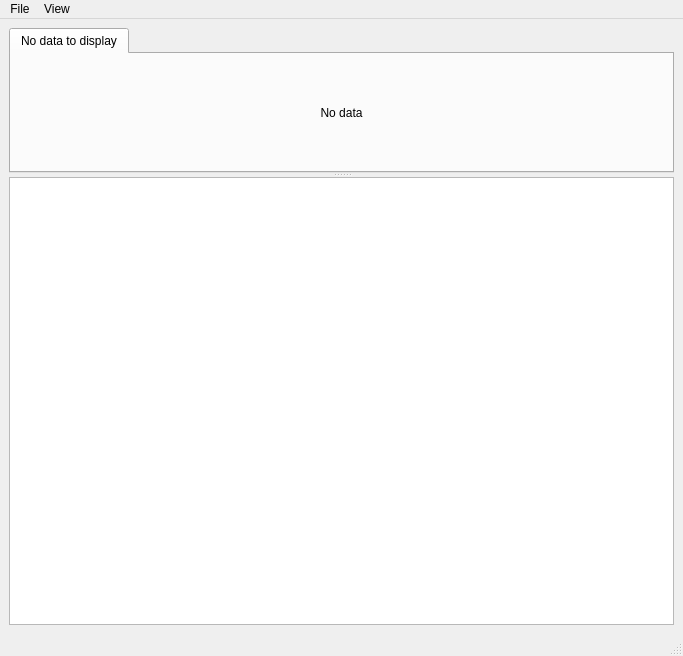
Old version of the form ui/main_window.ui in the repository anstoradonlab/radon-monitor-gui.
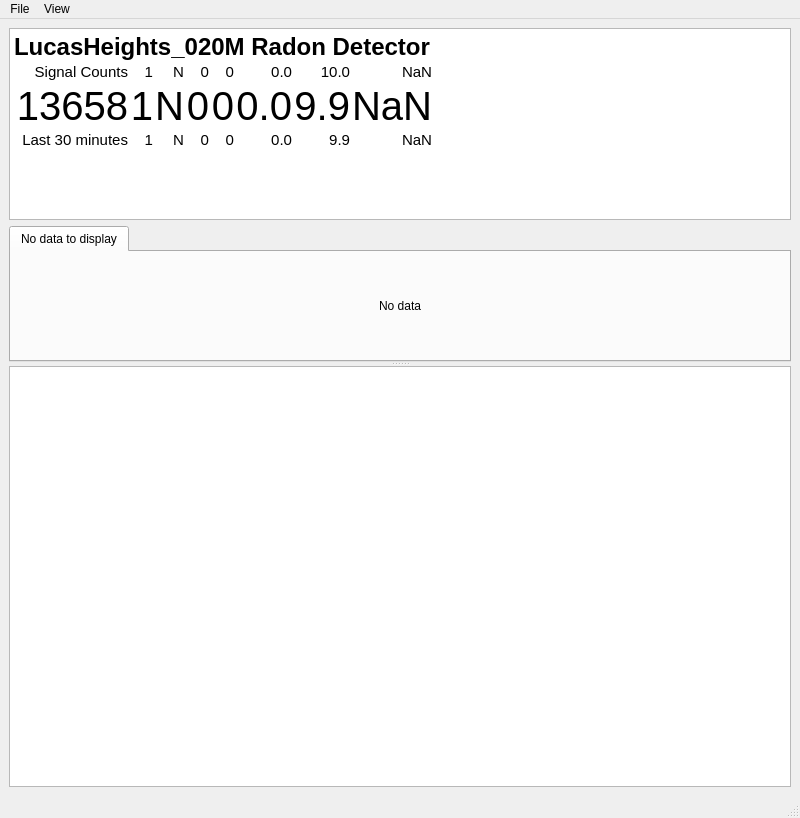
New version of the form.

Commit message: Add html display showing real-time data

Diff of the .ui file:
```diff
--- a/ui/main_window.ui
+++ b/ui/main_window.ui
@@ -6,17 +6,108 @@
    <rect>
     <x>0</x>
     <y>0</y>
-    <width>683</width>
-    <height>656</height>
+    <width>800</width>
+    <height>818</height>
    </rect>
   </property>
   <property name="windowTitle">
    <string>ANSTO RDM</string>
   </property>
   <widget class="QWidget" name="centralwidget">
+   <property name="sizePolicy">
+    <sizepolicy hsizetype="Expanding" vsizetype="Expanding">
+     <horstretch>0</horstretch>
+     <verstretch>0</verstretch>
+    </sizepolicy>
+   </property>
    <layout class="QVBoxLayout" name="verticalLayout_3">
     <item>
+     <widget class="QSplitter" name="plotSplitter">
+      <property name="orientation">
+       <enum>Qt::Horizontal</enum>
+      </property>
+      <widget class="QWidget" name="verticalLayoutWidget">
+       <layout class="QVBoxLayout" name="verticalLayout">
+        <item>
+         <widget class="QTextBrowser" name="hudTextBrowser">
+          <property name="sizePolicy">
+           <sizepolicy hsizetype="Expanding" vsizetype="Minimum">
+            <horstretch>0</horstretch>
+            <verstretch>0</verstretch>
+           </sizepolicy>
+          </property>
+          <property name="sizeAdjustPolicy">
+           <enum>QAbstractScrollArea::AdjustIgnored</enum>
+          </property>
+          <property name="html">
+           <string>&lt;!DOCTYPE HTML PUBLIC &quot;-//W3C//DTD HTML 4.0//EN&quot; &quot;http://www.w3.org/TR/REC-html40/strict.dtd&quot;&gt;
+&lt;html&gt;&lt;head&gt;&lt;meta name=&quot;qrichtext&quot; content=&quot;1&quot; /&gt;&lt;title&gt;template table&lt;/title&gt;&lt;style type=&quot;text/css&quot;&gt;
+p, li { white-space: pre-wrap; }
+&lt;/style&gt;&lt;/head&gt;&lt;body style=&quot; font-family:'MS Shell Dlg 2'; font-size:8.25pt; font-weight:400; font-style:normal;&quot;&gt;
+&lt;p style=&quot; margin-top:18px; margin-bottom:12px; margin-left:0px; margin-right:0px; -qt-block-indent:0; text-indent:0px;&quot;&gt;&lt;span style=&quot; font-family:'Verdana,Geneva,Tahoma,sans-serif'; font-size:xx-large; font-weight:600;&quot;&gt;LucasHeights_020M Radon Detector&lt;/span&gt; &lt;/p&gt;
+&lt;table border=&quot;0&quot; style=&quot; margin-top:0px; margin-bottom:0px; margin-left:0px; margin-right:0px;&quot; cellspacing=&quot;2&quot; cellpadding=&quot;0&quot;&gt;
+&lt;tr&gt;
+&lt;td&gt;
+&lt;p align=&quot;right&quot; style=&quot; margin-top:0px; margin-bottom:0px; margin-left:0px; margin-right:0px; -qt-block-indent:0; text-indent:0px;&quot;&gt;&lt;span style=&quot; font-family:'Verdana,Geneva,Tahoma,sans-serif'; font-size:15px;&quot;&gt;Signal Counts&lt;/span&gt;&lt;/p&gt;&lt;/td&gt;
+&lt;td&gt;
+&lt;p align=&quot;right&quot; style=&quot; margin-top:0px; margin-bottom:0px; margin-left:0px; margin-right:0px; -qt-block-indent:0; text-indent:0px;&quot;&gt;&lt;span style=&quot; font-family:'Verdana,Geneva,Tahoma,sans-serif'; font-size:15px;&quot;&gt;1&lt;/span&gt;&lt;/p&gt;&lt;/td&gt;
+&lt;td&gt;
+&lt;p align=&quot;right&quot; style=&quot; margin-top:0px; margin-bottom:0px; margin-left:0px; margin-right:0px; -qt-block-indent:0; text-indent:0px;&quot;&gt;&lt;span style=&quot; font-family:'Verdana,Geneva,Tahoma,sans-serif'; font-size:15px;&quot;&gt;N&lt;/span&gt;&lt;/p&gt;&lt;/td&gt;
+&lt;td&gt;
+&lt;p align=&quot;right&quot; style=&quot; margin-top:0px; margin-bottom:0px; margin-left:0px; margin-right:0px; -qt-block-indent:0; text-indent:0px;&quot;&gt;&lt;span style=&quot; font-family:'Verdana,Geneva,Tahoma,sans-serif'; font-size:15px;&quot;&gt;0&lt;/span&gt;&lt;/p&gt;&lt;/td&gt;
+&lt;td&gt;
+&lt;p align=&quot;right&quot; style=&quot; margin-top:0px; margin-bottom:0px; margin-left:0px; margin-right:0px; -qt-block-indent:0; text-indent:0px;&quot;&gt;&lt;span style=&quot; font-family:'Verdana,Geneva,Tahoma,sans-serif'; font-size:15px;&quot;&gt;0&lt;/span&gt;&lt;/p&gt;&lt;/td&gt;
+&lt;td&gt;
+&lt;p align=&quot;right&quot; style=&quot; margin-top:0px; margin-bottom:0px; margin-left:0px; margin-right:0px; -qt-block-indent:0; text-indent:0px;&quot;&gt;&lt;span style=&quot; font-family:'Verdana,Geneva,Tahoma,sans-serif'; font-size:15px;&quot;&gt;0.0&lt;/span&gt;&lt;/p&gt;&lt;/td&gt;
+&lt;td&gt;
+&lt;p align=&quot;right&quot; style=&quot; margin-top:0px; margin-bottom:0px; margin-left:0px; margin-right:0px; -qt-block-indent:0; text-indent:0px;&quot;&gt;&lt;span style=&quot; font-family:'Verdana,Geneva,Tahoma,sans-serif'; font-size:15px;&quot;&gt;10.0&lt;/span&gt;&lt;/p&gt;&lt;/td&gt;
+&lt;td&gt;
+&lt;p align=&quot;right&quot; style=&quot; margin-top:0px; margin-bottom:0px; margin-left:0px; margin-right:0px; -qt-block-indent:0; text-indent:0px;&quot;&gt;&lt;span style=&quot; font-family:'Verdana,Geneva,Tahoma,sans-serif'; font-size:15px;&quot;&gt;NaN&lt;/span&gt;&lt;/p&gt;&lt;/td&gt;&lt;/tr&gt;
+&lt;tr&gt;
+&lt;td&gt;
+&lt;p align=&quot;right&quot; style=&quot; margin-top:0px; margin-bottom:0px; margin-left:0px; margin-right:0px; -qt-block-indent:0; text-indent:0px;&quot;&gt;&lt;span style=&quot; font-family:'Verdana,Geneva,Tahoma,sans-serif'; font-size:40px;&quot;&gt;13658&lt;/span&gt;&lt;/p&gt;&lt;/td&gt;
+&lt;td&gt;
+&lt;p align=&quot;right&quot; style=&quot; margin-top:0px; margin-bottom:0px; margin-left:0px; margin-right:0px; -qt-block-indent:0; text-indent:0px;&quot;&gt;&lt;span style=&quot; font-family:'Verdana,Geneva,Tahoma,sans-serif'; font-size:40px;&quot;&gt;1&lt;/span&gt;&lt;/p&gt;&lt;/td&gt;
+&lt;td&gt;
+&lt;p align=&quot;right&quot; style=&quot; margin-top:0px; margin-bottom:0px; margin-left:0px; margin-right:0px; -qt-block-indent:0; text-indent:0px;&quot;&gt;&lt;span style=&quot; font-family:'Verdana,Geneva,Tahoma,sans-serif'; font-size:40px;&quot;&gt;N&lt;/span&gt;&lt;/p&gt;&lt;/td&gt;
+&lt;td&gt;
+&lt;p align=&quot;right&quot; style=&quot; margin-top:0px; margin-bottom:0px; margin-left:0px; margin-right:0px; -qt-block-indent:0; text-indent:0px;&quot;&gt;&lt;span style=&quot; font-family:'Verdana,Geneva,Tahoma,sans-serif'; font-size:40px;&quot;&gt;0&lt;/span&gt;&lt;/p&gt;&lt;/td&gt;
+&lt;td&gt;
+&lt;p align=&quot;right&quot; style=&quot; margin-top:0px; margin-bottom:0px; margin-left:0px; margin-right:0px; -qt-block-indent:0; text-indent:0px;&quot;&gt;&lt;span style=&quot; font-family:'Verdana,Geneva,Tahoma,sans-serif'; font-size:40px;&quot;&gt;0&lt;/span&gt;&lt;/p&gt;&lt;/td&gt;
+&lt;td&gt;
+&lt;p align=&quot;right&quot; style=&quot; margin-top:0px; margin-bottom:0px; margin-left:0px; margin-right:0px; -qt-block-indent:0; text-indent:0px;&quot;&gt;&lt;span style=&quot; font-family:'Verdana,Geneva,Tahoma,sans-serif'; font-size:40px;&quot;&gt;0.0&lt;/span&gt;&lt;/p&gt;&lt;/td&gt;
+&lt;td&gt;
+&lt;p align=&quot;right&quot; style=&quot; margin-top:0px; margin-bottom:0px; margin-left:0px; margin-right:0px; -qt-block-indent:0; text-indent:0px;&quot;&gt;&lt;span style=&quot; font-family:'Verdana,Geneva,Tahoma,sans-serif'; font-size:40px;&quot;&gt;9.9&lt;/span&gt;&lt;/p&gt;&lt;/td&gt;
+&lt;td&gt;
+&lt;p align=&quot;right&quot; style=&quot; margin-top:0px; margin-bottom:0px; margin-left:0px; margin-right:0px; -qt-block-indent:0; text-indent:0px;&quot;&gt;&lt;span style=&quot; font-family:'Verdana,Geneva,Tahoma,sans-serif'; font-size:40px;&quot;&gt;NaN&lt;/span&gt;&lt;/p&gt;&lt;/td&gt;&lt;/tr&gt;
+&lt;tr&gt;
+&lt;td&gt;
+&lt;p align=&quot;right&quot; style=&quot; margin-top:0px; margin-bottom:0px; margin-left:0px; margin-right:0px; -qt-block-indent:0; text-indent:0px;&quot;&gt;&lt;span style=&quot; font-family:'Verdana,Geneva,Tahoma,sans-serif'; font-size:15px;&quot;&gt;Last 30 minutes&lt;/span&gt;&lt;/p&gt;&lt;/td&gt;
+&lt;td&gt;
+&lt;p align=&quot;right&quot; style=&quot; margin-top:0px; margin-bottom:0px; margin-left:0px; margin-right:0px; -qt-block-indent:0; text-indent:0px;&quot;&gt;&lt;span style=&quot; font-family:'Verdana,Geneva,Tahoma,sans-serif'; font-size:15px;&quot;&gt;1&lt;/span&gt;&lt;/p&gt;&lt;/td&gt;
+&lt;td&gt;
+&lt;p align=&quot;right&quot; style=&quot; margin-top:0px; margin-bottom:0px; margin-left:0px; margin-right:0px; -qt-block-indent:0; text-indent:0px;&quot;&gt;&lt;span style=&quot; font-family:'Verdana,Geneva,Tahoma,sans-serif'; font-size:15px;&quot;&gt;N&lt;/span&gt;&lt;/p&gt;&lt;/td&gt;
+&lt;td&gt;
+&lt;p align=&quot;right&quot; style=&quot; margin-top:0px; margin-bottom:0px; margin-left:0px; margin-right:0px; -qt-block-indent:0; text-indent:0px;&quot;&gt;&lt;span style=&quot; font-family:'Verdana,Geneva,Tahoma,sans-serif'; font-size:15px;&quot;&gt;0&lt;/span&gt;&lt;/p&gt;&lt;/td&gt;
+&lt;td&gt;
+&lt;p align=&quot;right&quot; style=&quot; margin-top:0px; margin-bottom:0px; margin-left:0px; margin-right:0px; -qt-block-indent:0; text-indent:0px;&quot;&gt;&lt;span style=&quot; font-family:'Verdana,Geneva,Tahoma,sans-serif'; font-size:15px;&quot;&gt;0&lt;/span&gt;&lt;/p&gt;&lt;/td&gt;
+&lt;td&gt;
+&lt;p align=&quot;right&quot; style=&quot; margin-top:0px; margin-bottom:0px; margin-left:0px; margin-right:0px; -qt-block-indent:0; text-indent:0px;&quot;&gt;&lt;span style=&quot; font-family:'Verdana,Geneva,Tahoma,sans-serif'; font-size:15px;&quot;&gt;0.0&lt;/span&gt;&lt;/p&gt;&lt;/td&gt;
+&lt;td&gt;
+&lt;p align=&quot;right&quot; style=&quot; margin-top:0px; margin-bottom:0px; margin-left:0px; margin-right:0px; -qt-block-indent:0; text-indent:0px;&quot;&gt;&lt;span style=&quot; font-family:'Verdana,Geneva,Tahoma,sans-serif'; font-size:15px;&quot;&gt;9.9&lt;/span&gt;&lt;/p&gt;&lt;/td&gt;
+&lt;td&gt;
+&lt;p align=&quot;right&quot; style=&quot; margin-top:0px; margin-bottom:0px; margin-left:0px; margin-right:0px; -qt-block-indent:0; text-indent:0px;&quot;&gt;&lt;span style=&quot; font-family:'Verdana,Geneva,Tahoma,sans-serif'; font-size:15px;&quot;&gt;NaN&lt;/span&gt;&lt;/p&gt;&lt;/td&gt;&lt;/tr&gt;&lt;/table&gt;&lt;/body&gt;&lt;/html&gt;</string>
+          </property>
+         </widget>
+        </item>
+        <item>
      <widget class="QSplitter" name="splitter">
+          <property name="sizePolicy">
+           <sizepolicy hsizetype="Expanding" vsizetype="Expanding">
+            <horstretch>0</horstretch>
+            <verstretch>0</verstretch>
+           </sizepolicy>
+          </property>
       <property name="orientation">
        <enum>Qt::Vertical</enum>
       </property>
@@ -57,9 +148,6 @@
         </item>
        </layout>
       </widget>
-      <widget class="QWidget" name="layoutWidget">
-       <layout class="QVBoxLayout" name="verticalLayout">
-        <item>
          <widget class="QPlainTextEdit" name="logArea">
           <property name="font">
            <font>
@@ -67,6 +155,7 @@
            </font>
           </property>
          </widget>
+         </widget>
         </item>
        </layout>
       </widget>
@@ -79,7 +168,7 @@
     <rect>
      <x>0</x>
      <y>0</y>
-     <width>683</width>
+     <width>800</width>
      <height>21</height>
     </rect>
    </property>
```
Lines whose indentation alone changed are shown as unchanged. The commit also changes 6 other files.
